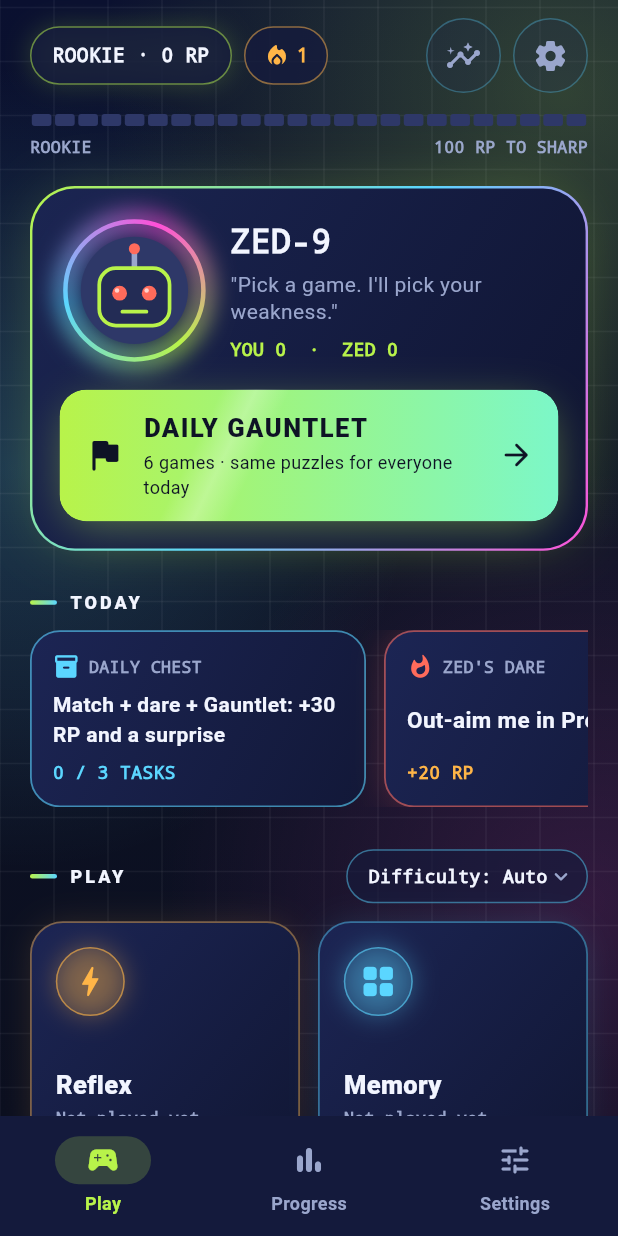
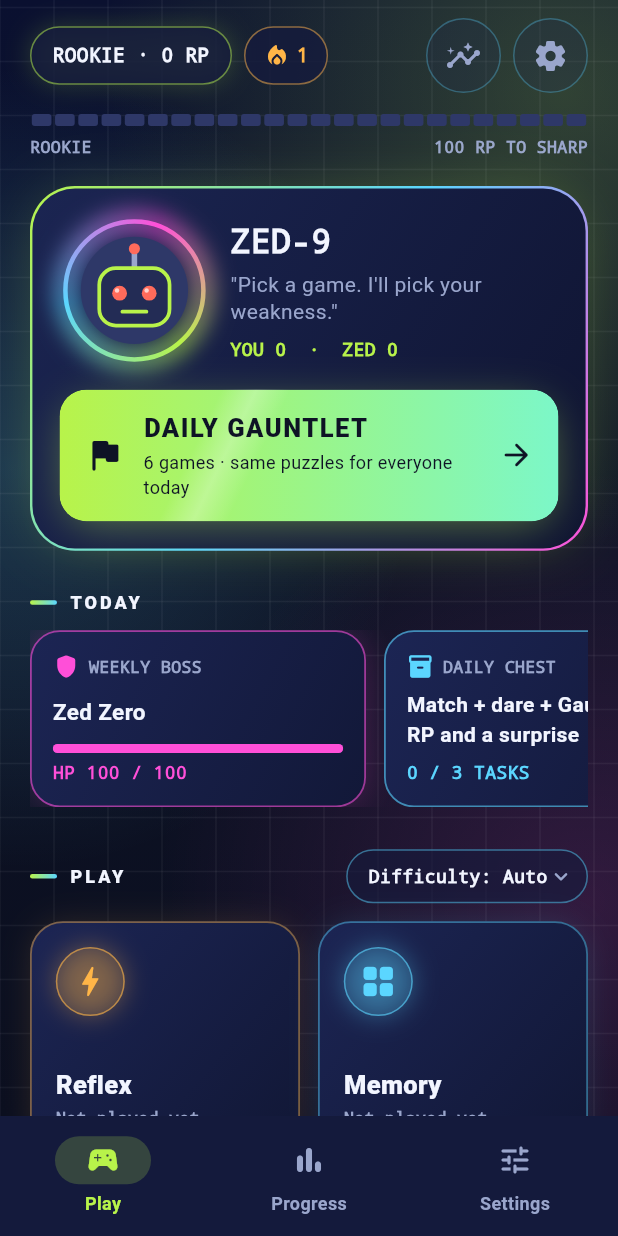
Before and after one commit to gauravkumarit8/beat_the_bot, a Flutter app: the screen it shows after launch, after a tap on "Skip", on a phone screen of 412 x 824 dp. Run offline on Flutter 3.47's test engine with Material 3 defaults, Android fonts, the phone set to English and light mode, and no system bars; our stand-ins replace flutter_local_notifications, google_mobile_ads, shared_preferences, timezone.

Commit message:
Add Weekly Boss with HP bar, rewards and Boss slayer achievement

```diff
--- a/lib/core/achievements.dart
+++ b/lib/core/achievements.dart
@@ -83,6 +83,12 @@ final List<Achievement> allAchievements = [
     isMet: (r) => r.gauntletBest >= 800,
   ),
   Achievement(
+    id: 'boss_1',
+    title: 'Boss slayer',
+    description: 'Defeat a weekly boss.',
+    isMet: (r) => r.bossKills >= 1,
+  ),
+  Achievement(
     id: 'perfect',
     title: 'Clean sweep',
     description: 'Beat Zed in every Gauntlet game.',
--- a/lib/core/rank_service.dart
+++ b/lib/core/rank_service.dart
@@ -193,6 +193,58 @@ class RankService {
   }
 
   bool dareDone(DateTime now) => _prefs.getString('dareDay') == _key(now);
+
+  // ---- Weekly Boss ----------------------------------------------------------
+  // Every win hurts this week's boss: 5 on Easy, 10 on Medium, 15 on Hard.
+  // Take all 100 HP before Sunday ends for a big reward.
+
+  static const int bossHp = 100;
+  static const int bossReward = 60;
+  static const List<String> _bossNames = [
+    'Zed Prime',
+    'Zed Omega',
+    'Zed Zero',
+    'Zed Nova',
+  ];
+
+  /// This week's boss. Everyone gets the same one.
+  String bossName(DateTime now) {
+    final weeks = weekStart(now).millisecondsSinceEpoch ~/ 604800000;
+    return _bossNames[weeks % _bossNames.length];
+  }
+
+  bool _bossWeekIs(DateTime now) =>
+      _prefs.getString('bossWeek') == _key(weekStart(now));
+
+  /// Damage dealt to this week's boss so far (never more than [bossHp]).
+  int bossDamage(DateTime now) {
+    if (!_bossWeekIs(now)) return 0;
+    final d = _prefs.getInt('bossDamage') ?? 0;
+    return d > bossHp ? bossHp : d;
+  }
+
+  bool bossDefeated(DateTime now) => bossDamage(now) >= bossHp;
+
+  /// How many bosses the player has beaten in total.
+  int get bossKills => _prefs.getInt('bossKills') ?? 0;
+
+  Future<void> _hitBoss(DateTime now, Level played) async {
+    if (!_bossWeekIs(now)) {
+      await _prefs.setString('bossWeek', _key(weekStart(now)));
+      await _prefs.setInt('bossDamage', 0);
+    }
+    final before = _prefs.getInt('bossDamage') ?? 0;
+    if (before >= bossHp) return;
+    final after = before + 5 + 5 * played.index;
+    await _prefs.setInt('bossDamage', after);
+    if (after >= bossHp) {
+      await _prefs.setInt('bossKills', bossKills + 1);
+      await _add(bossReward);
+      await addFreeze();
+      await _queueNotice(
+          '${bossName(now)} defeated! +$bossReward RP and a streak freeze');
+    }
+  }
 
   // ---- Daily Chest --------------------------------------------------------
   // Three small tasks a day unlock a chest. Bigger streak, bigger chest.
@@ -570,6 +622,7 @@ class RankService {
     };
     await _prefs.setStringList('goalGames', beaten.toList());
     await _checkWeeklyGoals(today);
+    await _hitBoss(today, played);
   }
 
   String? get _lastPlayed => _prefs.getString('lastPlayed');
--- a/lib/screens/home_screen.dart
+++ b/lib/screens/home_screen.dart
@@ -519,6 +519,13 @@ class _HomeScreenState extends State<HomeScreen>
                         child: ListView(
                           scrollDirection: Axis.horizontal,
                           children: [
+                            _BossTile(
+                              name: rank.bossName(now),
+                              damage: rank.bossDamage(now),
+                              total: RankService.bossHp,
+                              reward: RankService.bossReward,
+                            ),
+                            const SizedBox(width: 12),
                             _ChestTile(
                               done: rank.chestTasksDone(now),
                               opened: rank.chestOpened(now),
@@ -1124,6 +1131,82 @@ class _TileShell extends StatelessWidget {
   }
 }
 
+class _BossTile extends StatelessWidget {
+  const _BossTile({
+    required this.name,
+    required this.damage,
+    required this.total,
+    required this.reward,
+  });
+
+  final String name;
+  final int damage;
+  final int total;
+  final int reward;
+
+  @override
+  Widget build(BuildContext context) {
+    final dead = damage >= total;
+    final accent = dead ? AppColors.lime : Fx.magenta;
+    return _TileShell(
+      onTap: () {
+        ScaffoldMessenger.of(context).showSnackBar(
+          SnackBar(
+            content: Text(dead
+                ? '$name is down. A new boss arrives on Monday.'
+                : 'Every win hurts the boss: Easy 5, Medium 10, Hard 15. '
+                    'Defeat it this week for +$reward RP and a streak freeze.'),
+          ),
+        );
+      },
+      accent: accent,
+      glow: !dead,
+      child: Column(
+        crossAxisAlignment: CrossAxisAlignment.start,
+        mainAxisAlignment: MainAxisAlignment.spaceBetween,
+        children: [
+          Row(
+            children: [
+              Icon(
+                dead ? Icons.check_circle_rounded : Icons.shield_rounded,
+                color: accent,
+                size: 18,
+              ),
+              const SizedBox(width: 6),
+              Text('WEEKLY BOSS', style: _mono(size: 11)),
+            ],
+          ),
+          Text(name,
+              maxLines: 1,
+              overflow: TextOverflow.ellipsis,
+              style:
+                  const TextStyle(fontSize: 15, fontWeight: FontWeight.w700)),
+          Column(
+            crossAxisAlignment: CrossAxisAlignment.start,
+            children: [
+              ClipRRect(
+                borderRadius: BorderRadius.circular(4),
+                child: LinearProgressIndicator(
+                  value: (total - damage) / total,
+                  minHeight: 6,
+                  backgroundColor: AppColors.line,
+                  color: accent,
+                ),
+              ),
+              const SizedBox(height: 4),
+              Text(
+                dead ? 'DEFEATED' : 'HP ${total - damage} / $total',
+                style: _mono(
+                    size: 12, color: accent, weight: FontWeight.w800),
+              ),
+            ],
+          ),
+        ],
+      ),
+    );
+  }
+}
+
 class _ChestTile extends StatelessWidget {
   const _ChestTile({
     required this.done,
```
Also changed, not shown: 1 other file.
